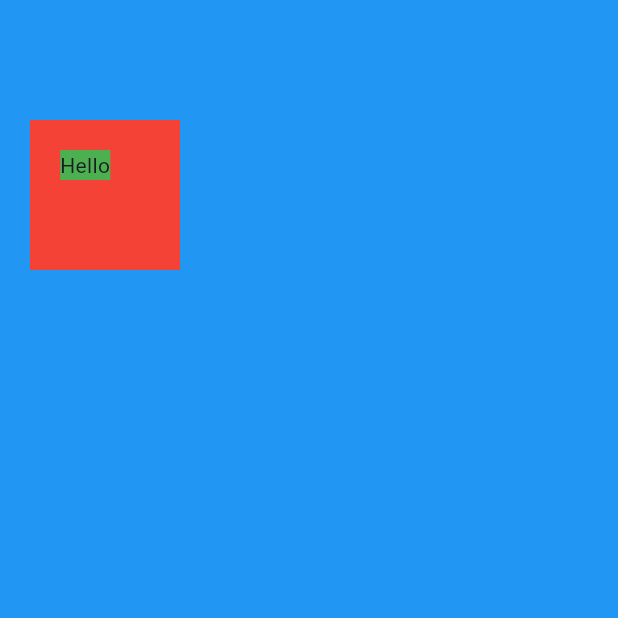
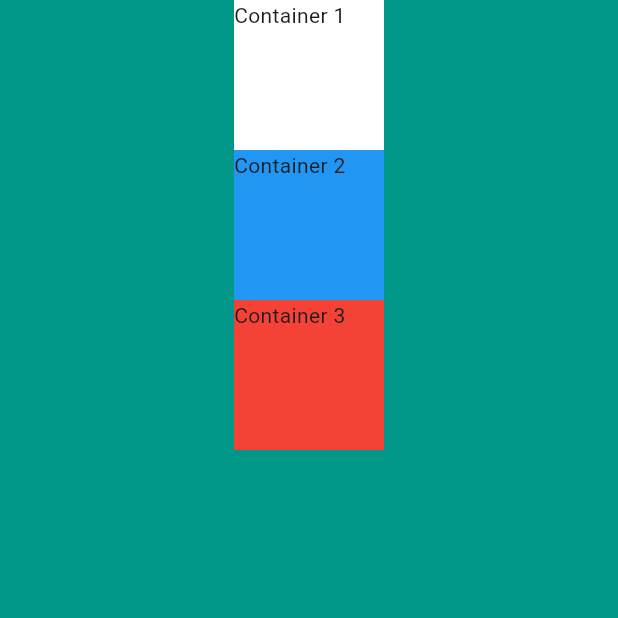
Before and after one commit to lklab/flutter-test, a Flutter app: the screen it shows after launch, on a phone screen of 412 x 824 dp, the top half of it. Run offline on Flutter 3.47's test engine with Material 3 defaults, Android fonts, the phone set to English and light mode, and no system bars; our stand-ins replace fluttertoast.

Commit message:
Column 위젯

```diff
--- a/layout/lib/main.dart
+++ b/layout/lib/main.dart
@@ -14,7 +14,8 @@ class MyApp extends StatelessWidget {
       theme: ThemeData(
         colorScheme: ColorScheme.fromSeed(seedColor: Colors.blue),
       ),
-      home: const MyPage(),
+      // home: const MyPage(),
+      home: const MyColRow(),
     );
   }
 }
@@ -47,3 +48,40 @@ class MyPage extends StatelessWidget {
     );
   }
 }
+
+class MyColRow extends StatelessWidget {
+  const MyColRow({super.key});
+
+  @override
+  Widget build(BuildContext context) {
+    return Scaffold(
+      backgroundColor: Colors.teal,
+      body: SafeArea(
+        child: Center(
+          child: Column(
+            children: [
+              Container(
+                width: 100,
+                height: 100,
+                color: Colors.white,
+                child: const Text('Container 1'),
+              ),
+              Container(
+                width: 100,
+                height: 100,
+                color: Colors.blue,
+                child: const Text('Container 2'),
+              ),
+              Container(
+                width: 100,
+                height: 100,
+                color: Colors.red,
+                child: const Text('Container 3'),
+              ),
+            ],
+          ),
+        ),
+      ),
+    );
+  }
+}
```
